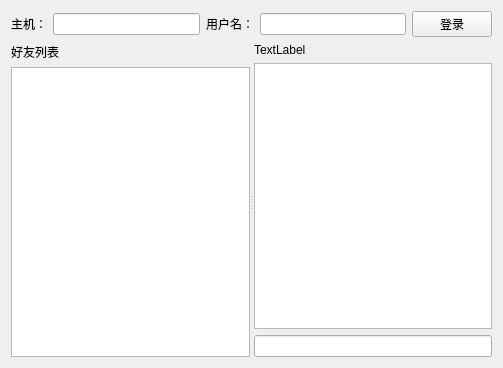
Before: the Qt Designer form client/client_program.ui in prwang/tcp_practice, drawn with Qt 5.
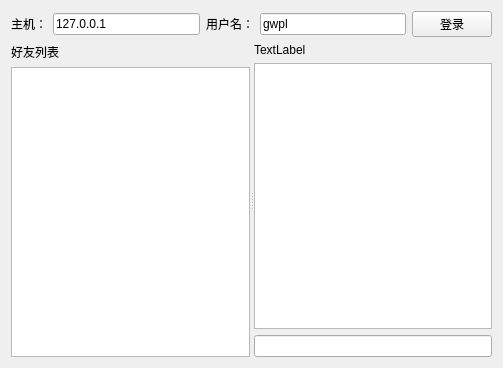
After: the same form once the commit is applied.

The edit to the form file:
```diff
--- a/client/client_program.ui
+++ b/client/client_program.ui
@@ -24,7 +24,11 @@
       </widget>
      </item>
      <item>
-      <widget class="QLineEdit" name="leHost"/>
+      <widget class="QLineEdit" name="leHost">
+       <property name="text">
+        <string>127.0.0.1</string>
+       </property>
+      </widget>
      </item>
      <item>
       <widget class="QLabel" name="label_2">
@@ -34,7 +38,11 @@
       </widget>
      </item>
      <item>
-      <widget class="QLineEdit" name="leUser"/>
+      <widget class="QLineEdit" name="leUser">
+       <property name="text">
+        <string>gwpl</string>
+       </property>
+      </widget>
      </item>
      <item>
       <widget class="QPushButton" name="pbLogin">
```
Left out of the diff: 9 changed lines with no effect on the pictures.
